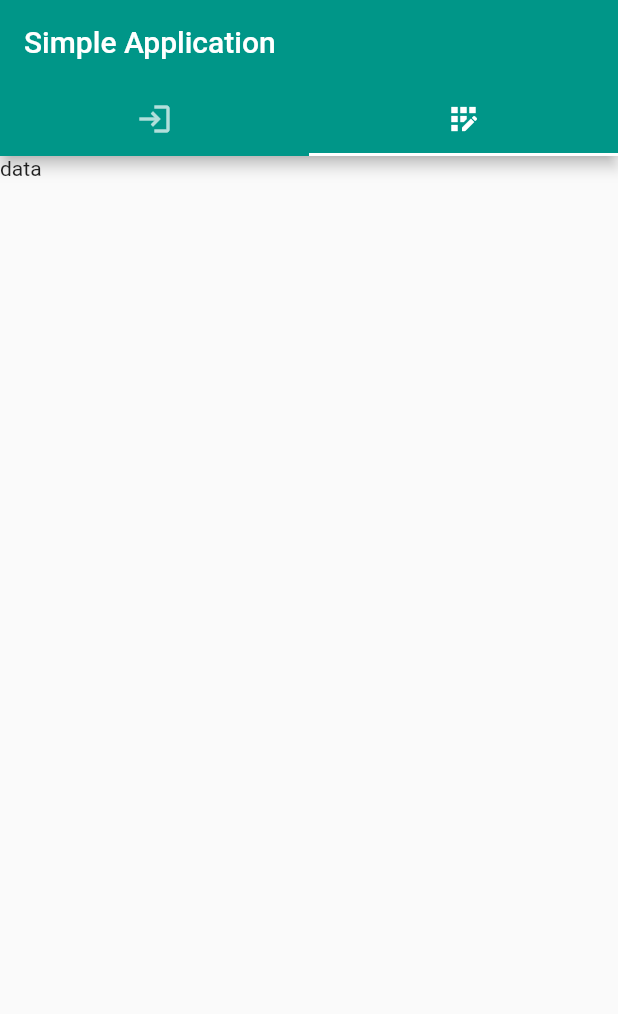
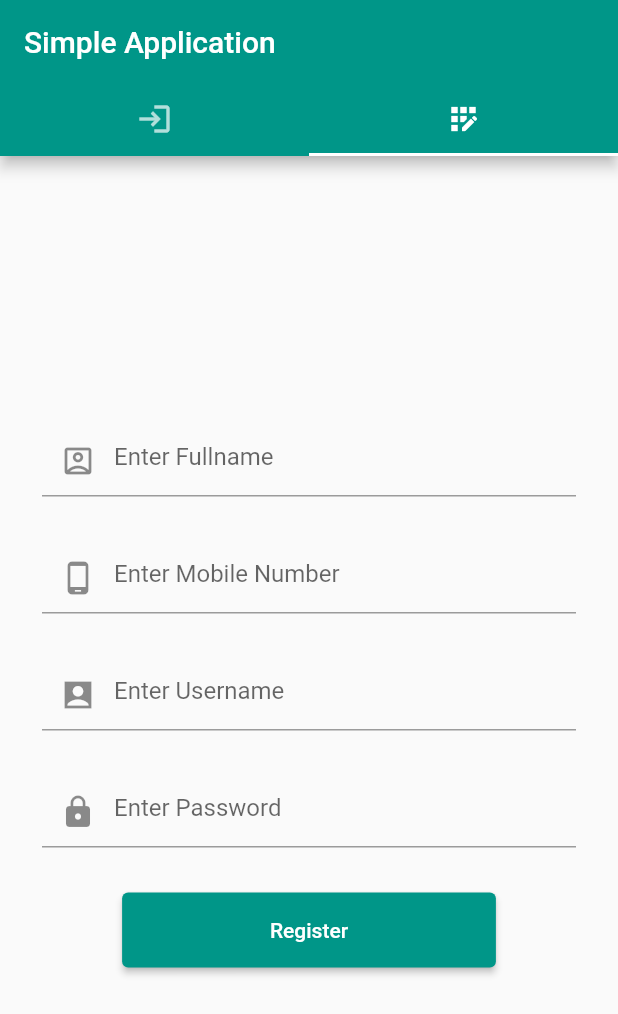
Before and after one commit to avik-goon/SimpleApp, a Flutter app: the screen it shows after launch, tab 2 chosen, on a phone screen of 412 x 824 dp. Shown: the top 1014 px of the screen. Run offline on Flutter 3.47's test engine with Material 2 defaults, Android fonts, the phone set to English and light mode, and no system bars.

Commit message:
registration screen added

```diff
--- a/lib/components/Auth/login.dart
+++ b/lib/components/Auth/register.dart
@@ -1,10 +1,8 @@
-// ignore_for_file: prefer_const_constructors
-
 import 'package:flutter/material.dart';
 import 'package:simple_app/components/Auth/button.dart';
 
-class Login extends StatelessWidget {
-  const Login({Key? key}) : super(key: key);
+class Register extends StatelessWidget {
+  const Register({Key? key}) : super(key: key);
 
   @override
   Widget build(BuildContext context) {
@@ -19,8 +17,26 @@ class Login extends StatelessWidget {
                 TextField(
                   autocorrect: false,
                   decoration: InputDecoration(
-                      hintText: 'Enter user name',
+                      hintText: 'Enter Fullname',
                       prefixIcon: Icon(Icons.account_box_outlined)),
+                ),
+                SizedBox(
+                  height: 30,
+                ),
+                TextField(
+                  autocorrect: false,
+                  decoration: InputDecoration(
+                      hintText: 'Enter Mobile Number',
+                      prefixIcon: Icon(Icons.phone_android_outlined)),
+                ),
+                SizedBox(
+                  height: 30,
+                ),
+                TextField(
+                  autocorrect: false,
+                  decoration: InputDecoration(
+                      hintText: 'Enter Username',
+                      prefixIcon: Icon(Icons.account_box_sharp)),
                 ),
                 SizedBox(
                   height: 30,
@@ -32,9 +48,9 @@ class Login extends StatelessWidget {
                   obscureText: true,
                 ),
                 SizedBox(
-                  height: 20,
+                  height: 30,
                 ),
-                Button(btnTxt: 'LogIn'),
+                Button(btnTxt: 'Register'),
               ],
             ),
           )
--- a/lib/main.dart
+++ b/lib/main.dart
@@ -2,6 +2,7 @@
 
 import 'package:flutter/material.dart';
 import 'package:simple_app/components/Auth/login.dart';
+import 'package:simple_app/components/Auth/register.dart';
 
 void main() {
   runApp(const MyApp());
@@ -45,7 +46,7 @@ class _MyHomePageState extends State<MyHomePage> {
             title: const Text('Simple Application'),
           ),
           body: const TabBarView(
-            children: [Login(), Text("data")],
+            children: [Login(), Register()],
           )),
     );
   }
```
